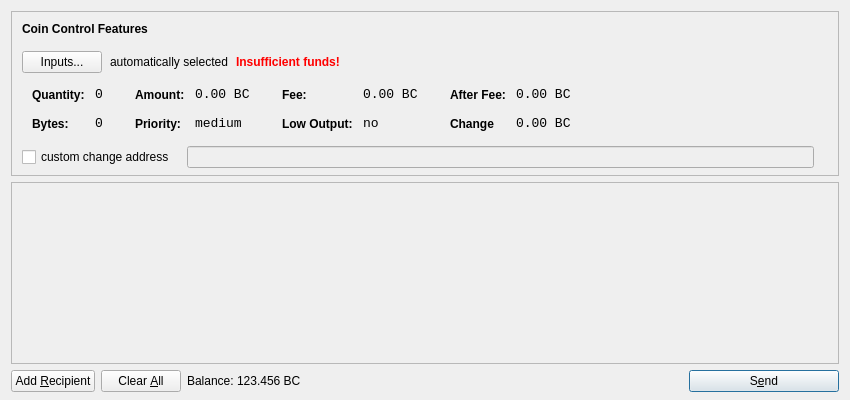
The window that src/qt/forms/sendcoinsdialog.ui (torus-economy/torus-core) describes before a commit, drawn with Qt 5.
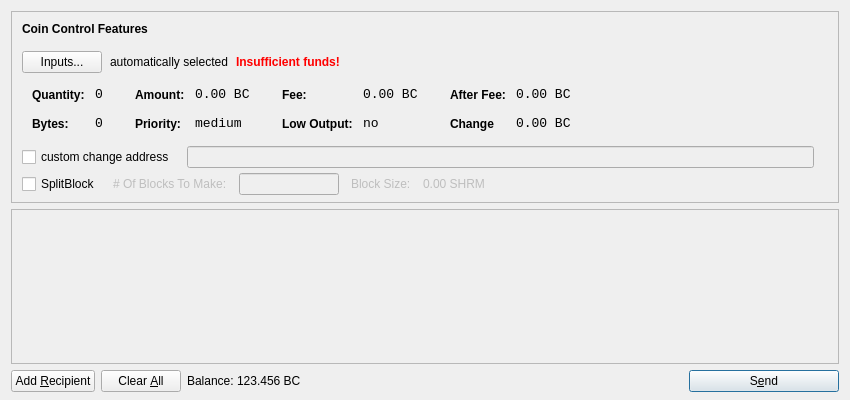
The same window after the commit. Icons and pictures are not drawn.

Diff of the .ui file:
```diff
--- a/src/qt/forms/sendcoinsdialog.ui
+++ b/src/qt/forms/sendcoinsdialog.ui
@@ -597,6 +597,81 @@
           </item>
          </layout>
         </item>
+        <item>
+         <layout class="QHBoxLayout" name="horizontalLayoutCoinControl4a" stretch="0,0,0,0">
+          <property name="alignment" >
+         <set>Qt::AlignLeft</set>
+          </property>
+          <property name="spacing">
+           <number>12</number>
+          </property>
+          <property name="sizeConstraint">
+           <enum>QLayout::SetDefaultConstraint</enum>
+          </property>
+          <property name="topMargin">
+           <number>5</number>
+          </property>
+          <property name="rightMargin">
+           <number>5</number>
+          </property>
+           <item> 
+           <widget class="QCheckBox" name="splitBlockCheckBox"> 
+            <property name="text"> 
+             <string>SplitBlock</string> 
+            </property> 
+           </widget> 
+          </item> 
+          <item> 
+           <widget class="QLabel" name="labelBlocksToMakeText"> 
+            <property name="enabled"> 
+             <bool>false</bool> 
+            </property> 
+            <property name="text"> 
+             <string># Of Blocks To Make:</string> 
+            </property> 
+           </widget> 
+          </item>
+          <item> 
+           <widget class="QLineEdit" name="splitBlockLineEdit"> 
+            <property name="enabled"> 
+             <bool>false</bool> 
+            </property> 
+            <property name="sizePolicy"> 
+             <sizepolicy hsizetype="Fixed" vsizetype="Fixed"> 
+              <horstretch>0</horstretch> 
+              <verstretch>0</verstretch> 
+             </sizepolicy> 
+            </property> 
+            <property name="maximumSize"> 
+             <size> 
+              <width>100</width> 
+              <height>16777215</height> 
+             </size> 
+            </property> 
+           </widget> 
+          </item> 
+          <item> 
+           <widget class="QLabel" name="labelBlockSizeText"> 
+            <property name="enabled"> 
+             <bool>false</bool> 
+            </property> 
+            <property name="text"> 
+             <string>Block Size:</string> 
+            </property> 
+           </widget> 
+          </item> 
+          <item> 
+           <widget class="QLabel" name="labelBlockSize"> 
+            <property name="enabled"> 
+             <bool>false</bool> 
+            </property> 
+            <property name="text"> 
+             <string>0.00 SHRM</string> 
+            </property>
+           </widget> 
+           </item>
+         </layout>
+        </item>
         <item>
          <spacer name="verticalSpacerCoinControl">
           <property name="orientation">
```
Left out of the diff: 3 changed lines with no effect on the pictures.
